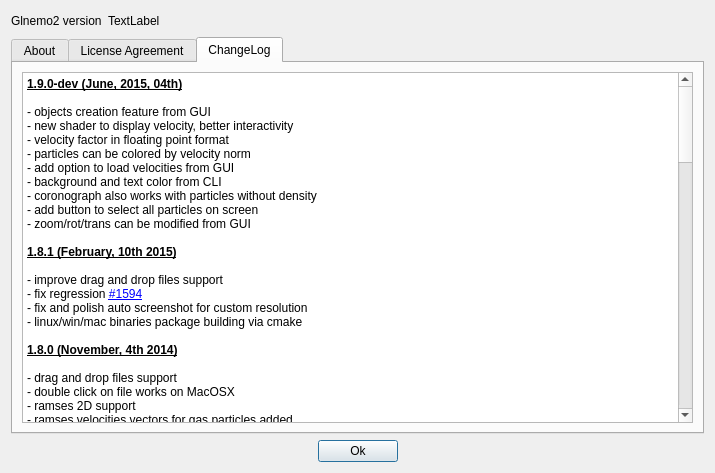
Qt form src/formabout.ui (jcldc/glnemo2) before a commit.
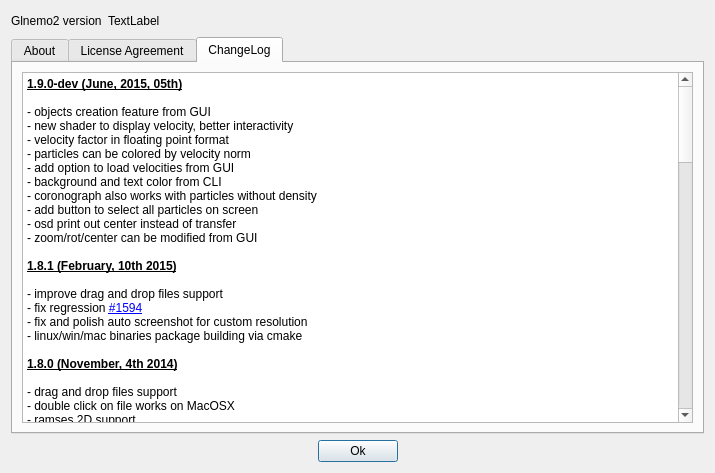
The same form after that commit. Icons and pictures are not drawn.

Commit message: still a bug when zooming in to much. Zoom value become > 0, i's due to signal doneRendering() from paintGL()....

```diff
--- a/src/formabout.ui
+++ b/src/formabout.ui
@@ -1027,7 +1027,7 @@
 &lt;table border=&quot;0&quot; style=&quot;-qt-table-type: root; margin-top:4px; margin-bottom:4px; margin-left:4px; margin-right:4px;&quot;&gt;
 &lt;tr&gt;
 &lt;td style=&quot;border: none;&quot;&gt;
-&lt;p style=&quot; margin-top:0px; margin-bottom:0px; margin-left:0px; margin-right:0px; -qt-block-indent:0; text-indent:0px;&quot;&gt;&lt;span style=&quot; font-weight:600; text-decoration: underline;&quot;&gt;1.9.0-dev (June, 2015, 04th)&lt;/span&gt;&lt;/p&gt;
+&lt;p style=&quot; margin-top:0px; margin-bottom:0px; margin-left:0px; margin-right:0px; -qt-block-indent:0; text-indent:0px;&quot;&gt;&lt;span style=&quot; font-weight:600; text-decoration: underline;&quot;&gt;1.9.0-dev (June, 2015, 05th)&lt;/span&gt;&lt;/p&gt;
 &lt;p style=&quot;-qt-paragraph-type:empty; margin-top:0px; margin-bottom:0px; margin-left:0px; margin-right:0px; -qt-block-indent:0; text-indent:0px; font-weight:600; text-decoration: underline;&quot;&gt;&lt;br /&gt;&lt;/p&gt;
 &lt;p style=&quot; margin-top:0px; margin-bottom:0px; margin-left:0px; margin-right:0px; -qt-block-indent:0; text-indent:0px;&quot;&gt;- objects creation feature from GUI&lt;/p&gt;
 &lt;p style=&quot; margin-top:0px; margin-bottom:0px; margin-left:0px; margin-right:0px; -qt-block-indent:0; text-indent:0px;&quot;&gt;- new shader to display velocity, better interactivity&lt;/p&gt;
@@ -1037,7 +1037,8 @@
 &lt;p style=&quot; margin-top:0px; margin-bottom:0px; margin-left:0px; margin-right:0px; -qt-block-indent:0; text-indent:0px;&quot;&gt;- background and text color from CLI&lt;/p&gt;
 &lt;p style=&quot; margin-top:0px; margin-bottom:0px; margin-left:0px; margin-right:0px; -qt-block-indent:0; text-indent:0px;&quot;&gt;- coronograph also works with particles without density&lt;/p&gt;
 &lt;p style=&quot; margin-top:0px; margin-bottom:0px; margin-left:0px; margin-right:0px; -qt-block-indent:0; text-indent:0px;&quot;&gt;- add button to select all particles on screen&lt;/p&gt;
-&lt;p style=&quot; margin-top:0px; margin-bottom:0px; margin-left:0px; margin-right:0px; -qt-block-indent:0; text-indent:0px;&quot;&gt;- zoom/rot/trans can be modified from GUI&lt;/p&gt;
+&lt;p style=&quot; margin-top:0px; margin-bottom:0px; margin-left:0px; margin-right:0px; -qt-block-indent:0; text-indent:0px;&quot;&gt;- osd print out center instead of transfer&lt;/p&gt;
+&lt;p style=&quot; margin-top:0px; margin-bottom:0px; margin-left:0px; margin-right:0px; -qt-block-indent:0; text-indent:0px;&quot;&gt;- zoom/rot/center can be modified from GUI&lt;/p&gt;
 &lt;p style=&quot;-qt-paragraph-type:empty; margin-top:0px; margin-bottom:0px; margin-left:0px; margin-right:0px; -qt-block-indent:0; text-indent:0px;&quot;&gt;&lt;br /&gt;&lt;/p&gt;
 &lt;p style=&quot; margin-top:0px; margin-bottom:0px; margin-left:0px; margin-right:0px; -qt-block-indent:0; text-indent:0px;&quot;&gt;&lt;span style=&quot; font-weight:600; text-decoration: underline;&quot;&gt;1.8.1 (February, 10th 2015)&lt;/span&gt;&lt;/p&gt;
 &lt;p style=&quot;-qt-paragraph-type:empty; margin-top:0px; margin-bottom:0px; margin-left:0px; margin-right:0px; -qt-block-indent:0; text-indent:0px; font-weight:600; text-decoration: underline;&quot;&gt;&lt;br /&gt;&lt;/p&gt;
```
The commit also changes 7 other files.
